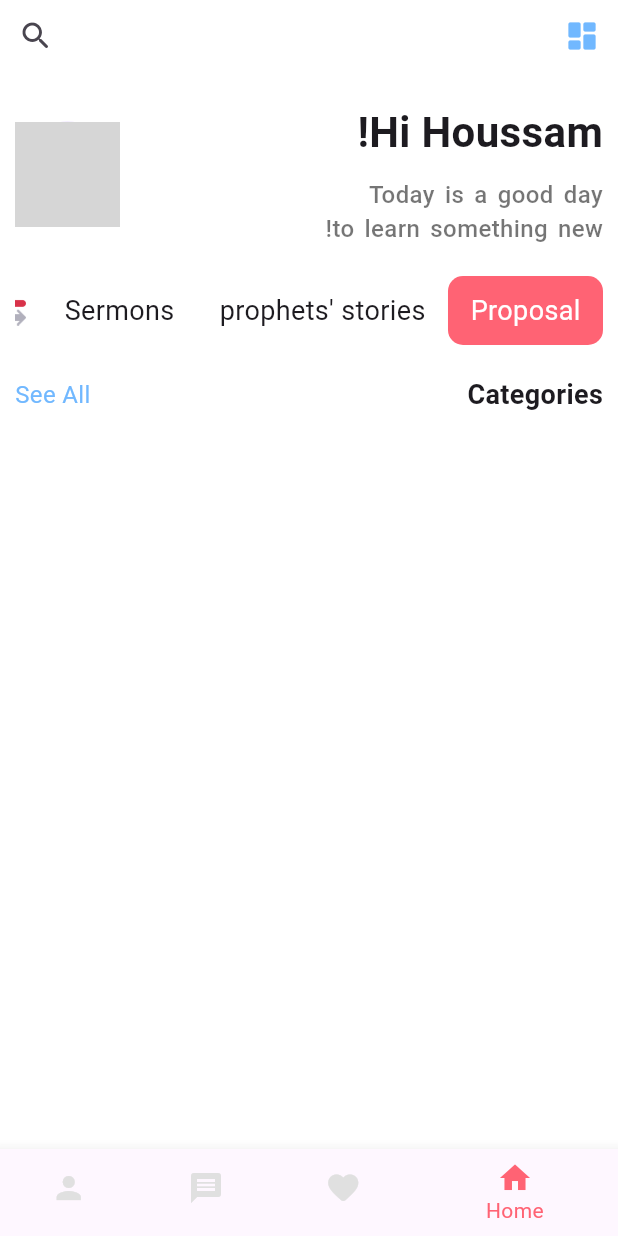
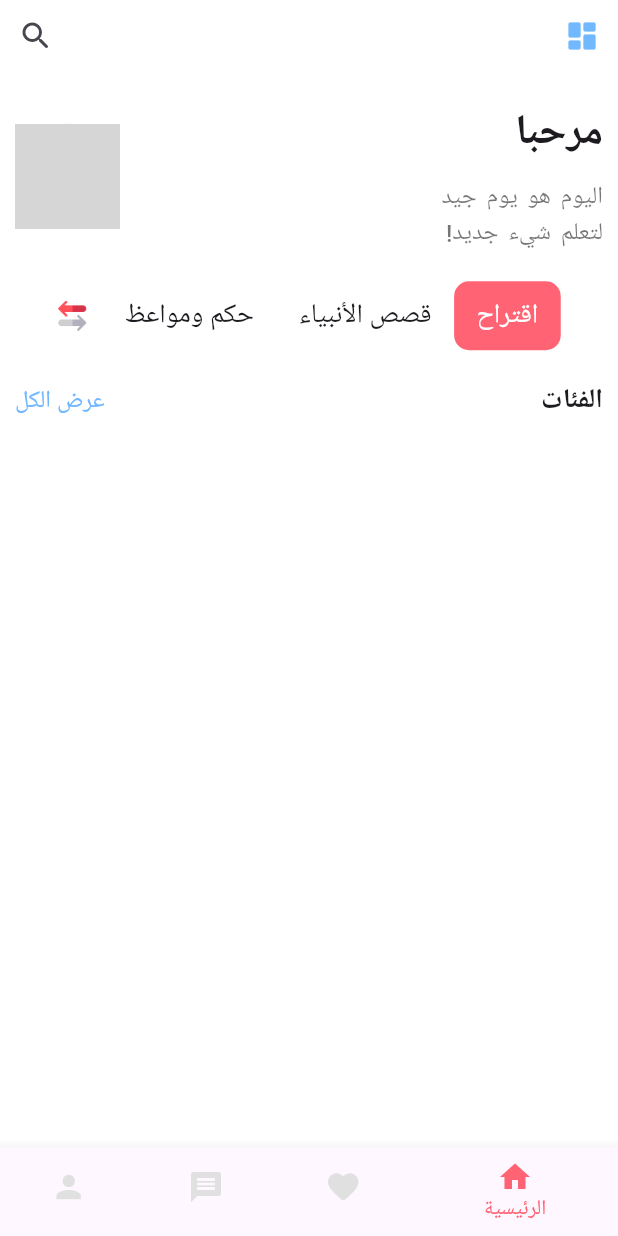
Before and after one commit to h0996g/mosqueFlutter, a Flutter app: the HomeScreen screen opened directly, on a phone screen of 412 x 824 dp. Run offline on Flutter 3.47's test engine with Material 3 defaults, Android fonts, the phone set to English and light mode, and no system bars; our stand-ins replace cached_network_image, file_picker, firebase_core, firebase_storage, flutter_bloc, flutter_image_compress and 8 more; missing offline and left inert: flutter_cached_pdfview; accounts and stored records are empty; network calls fail; grey boxes are pictures that could not be loaded.

Commit message:
en ar userScreens

```diff
--- a/lib/component/sorting.dart
+++ b/lib/component/sorting.dart
@@ -1,5 +1,6 @@
 import 'package:flutter/material.dart';
 import 'package:mosque/const/colors.dart';
+import 'package:mosque/generated/l10n.dart';
 
 class Sorting extends StatelessWidget {
   const Sorting({
@@ -11,32 +12,32 @@ class Sorting extends StatelessWidget {
     return SingleChildScrollView(
       scrollDirection: Axis.horizontal,
       child: Row(
-        //space between widgets
+        // Space between widgets
         mainAxisAlignment: MainAxisAlignment.spaceBetween,
         children: [
           Container(
             padding: const EdgeInsets.symmetric(horizontal: 15.0, vertical: 10),
             decoration: BoxDecoration(
                 color: kpink, borderRadius: BorderRadius.circular(10.0)),
-            child: const Text(
-              "Proposal",
-              style: TextStyle(fontSize: 18.0, color: Colors.white),
+            child: Text(
+              S.of(context).proposal, // e.g., "Proposal"
+              style: const TextStyle(fontSize: 18.0, color: Colors.white),
             ),
           ),
           Container(
             padding: const EdgeInsets.symmetric(horizontal: 15.0, vertical: 10),
-            child: const Text(
-              "prophets' stories",
-              style: TextStyle(
+            child: Text(
+              S.of(context).prophetsStories, // e.g., "Prophets' Stories"
+              style: const TextStyle(
                 fontSize: 18.0,
               ),
             ),
           ),
           Container(
             padding: const EdgeInsets.symmetric(horizontal: 15.0, vertical: 10),
-            child: const Text(
-              "Sermons",
-              style: TextStyle(
+            child: Text(
+              S.of(context).Rulings_and_sermons, // e.g., "Sermons"
+              style: const TextStyle(
                 fontSize: 18.0,
               ),
             ),
--- a/lib/main.dart
+++ b/lib/main.dart
@@ -84,6 +84,7 @@ class MyApp extends StatelessWidget {
         ),
       ],
       child: MaterialApp(
+        debugShowCheckedModeBanner: false,
         locale: const Locale('ar'),
         localizationsDelegates: const [
           S.delegate,
--- a/lib/screen/userScreens/home/home_screen.dart
+++ b/lib/screen/userScreens/home/home_screen.dart
@@ -6,8 +6,10 @@ import 'package:mosque/component/category/category.dart';
 import 'package:mosque/component/components.dart';
 import 'package:mosque/component/sorting.dart';
 import 'package:mosque/const/colors.dart';
+import 'package:mosque/generated/l10n.dart';
 import 'package:mosque/screen/userScreens/home/cubit/home_user_cubit.dart';
 import 'package:mosque/screen/userScreens/profile/profile.dart';
+import 'package:shimmer/shimmer.dart';
 
 class HomeScreen extends StatefulWidget {
   const HomeScreen({super.key});
@@ -19,6 +21,7 @@ class HomeScreen extends StatefulWidget {
 class _HomeScreenState extends State<HomeScreen> {
   int _selectedIndex = 0;
   HomeUserCubit? homeUserCubit;
+
   @override
   void initState() {
     homeUserCubit = HomeUserCubit.get(context);
@@ -30,8 +33,7 @@ class _HomeScreenState extends State<HomeScreen> {
   @override
   Widget build(BuildContext context) {
     return Scaffold(
-      //bottom bar
-      // now we will use bottom bar package
+      // Bottom bar
       bottomNavigationBar: BottomNavigationBar(
         currentIndex: _selectedIndex,
         onTap: (index) {
@@ -39,22 +41,22 @@ class _HomeScreenState extends State<HomeScreen> {
             _selectedIndex = index;
           });
         },
-        items: const [
+        items: [
           BottomNavigationBarItem(
-            icon: Icon(Icons.home),
-            label: 'Home',
+            icon: const Icon(Icons.home),
+            label: S.of(context).home,
           ),
           BottomNavigationBarItem(
-            icon: Icon(Icons.favorite_rounded),
-            label: 'Favorite',
+            icon: const Icon(Icons.favorite_rounded),
+            label: S.of(context).favorite,
           ),
           BottomNavigationBarItem(
-            icon: Icon(Icons.message),
-            label: 'Messages',
+            icon: const Icon(Icons.message),
+            label: S.of(context).messages,
           ),
           BottomNavigationBarItem(
-            icon: Icon(Icons.person),
-            label: 'Profile',
+            icon: const Icon(Icons.person),
+            label: S.of(context).profile,
           ),
         ],
         selectedItemColor: kpink,
@@ -65,9 +67,7 @@ class _HomeScreenState extends State<HomeScreen> {
         child: ListView(
           children: [
             const CustomeAppBar(),
-            const SizedBox(
-              height: 20,
-            ),
+            const SizedBox(height: 20),
             Padding(
               padding: const EdgeInsets.symmetric(horizontal: 10.0),
               child: Column(
@@ -77,22 +77,24 @@ class _HomeScreenState extends State<HomeScreen> {
                     builder: (context, state) {
                       return Row(
                         children: [
-                          const Column(
+                          state is GetMyInformationLoading
+                              ? const HiShimmer()
+                              : Column(
                                   crossAxisAlignment: CrossAxisAlignment.start,
                                   children: [
                                     Text(
-                                "Hi Houssam!",
-                                style: TextStyle(
+                                      '${S.of(context).hi} ${homeUserCubit!.userDataModel!.username}', // e.g., "Hi Houssam!"
+                                      style: const TextStyle(
                                         fontSize: 28,
                                         fontWeight: FontWeight.bold,
                                       ),
                                     ),
-                              SizedBox(
-                                height: 10.0,
-                              ),
+                                    const SizedBox(height: 10.0),
                                     Text(
-                                "Today is a good day\nto learn something new!",
-                                style: TextStyle(
+                                      S
+                                          .of(context)
+                                          .motivationalQuote, // e.g., "Today is a good day\nto learn something new!"
+                                      style: const TextStyle(
                                         color: Colors.black54,
                                         wordSpacing: 2.5,
                                         fontSize: 16,
@@ -136,56 +138,77 @@ class _HomeScreenState extends State<HomeScreen> {
                       );
                     },
                   ),
-
-                  const SizedBox(
-                    height: 20,
-                  ),
-                  //sorting
+                  const SizedBox(height: 20),
                   const Sorting(),
-                  const SizedBox(
-                    height: 20,
-                  ),
-                  //category list
-
+                  const SizedBox(height: 20),
                   Row(
                     mainAxisAlignment: MainAxisAlignment.spaceBetween,
                     children: [
-                      const Text(
-                        "Categories",
-                        style: TextStyle(
+                      Text(
+                        S.of(context).categories, // e.g., "Categories"
+                        style: const TextStyle(
                           fontSize: 18,
                           fontWeight: FontWeight.bold,
                         ),
                       ),
                       InkWell(
                         onTap: () {},
-                        child: const Text(
-                          "See All",
-                          style: TextStyle(fontSize: 16, color: kblue),
+                        child: Text(
+                          S.of(context).seeAll, // e.g., "See All"
+                          style: const TextStyle(fontSize: 16, color: kblue),
                         ),
                       ),
                     ],
                   ),
-
-                  //now we create model of our images and colors which we will use in our app
-                  const SizedBox(
-                    height: 20,
-                  ),
-                  //we can not use gridview inside column
-                  //use shrinkwrap and physical scroll
-
+                  const SizedBox(height: 20),
                   const CategoryList(
                     isAdmin: false,
                   ),
-                  const SizedBox(
-                    height: 20,
-                  ),
+                  const SizedBox(height: 20),
                 ],
               ),
-            )
+            ),
           ],
         ),
       ),
     );
   }
 }
+
+class HiShimmer extends StatelessWidget {
+  const HiShimmer({
+    super.key,
+  });
+
+  @override
+  Widget build(BuildContext context) {
+    return Shimmer.fromColors(
+      baseColor: Colors.grey[300]!,
+      highlightColor: Colors.grey[100]!,
+      period: const Duration(
+          milliseconds: 1200), // Adjust duration for shimmer speed
+      child: Column(
+        crossAxisAlignment: CrossAxisAlignment.start,
+        children: [
+          Container(
+            width: 250,
+            height: 36,
+            decoration: BoxDecoration(
+              color: Colors.white,
+              borderRadius: BorderRadius.circular(8),
+            ),
+          ),
+          const SizedBox(height: 10.0),
+          Container(
+            width: 180,
+            height: 24,
+            decoration: BoxDecoration(
+              color: Colors.white,
+              borderRadius: BorderRadius.circular(8),
+            ),
+          ),
+        ],
+      ),
+    );
+  }
+}
```
Also changed, not shown: lib/component/category/category.dart (+16 -11 lines), lib/l10n/intl_ar.arb (+80 -1 lines), lib/l10n/intl_en.arb (+80 -1 lines), lib/screen/Auth/login.dart (+23 -20 lines), lib/screen/Auth/register_user.dart (+21 -17 lines), lib/screen/userScreens/lesson/lessonDetails.dart (+24 -31 lines), lib/screen/userScreens/profile/profile.dart (+32 -111 lines), lib/screen/userScreens/profile/update_form.dart (+24 -29 lines), lib/screen/welcome_screen.dart (+5 -7 lines), lib/generated/intl/messages_ar.dart, lib/generated/intl/messages_en.dart, lib/generated/l10n.dart. Lines whose indentation alone changed are shown as unchanged.
